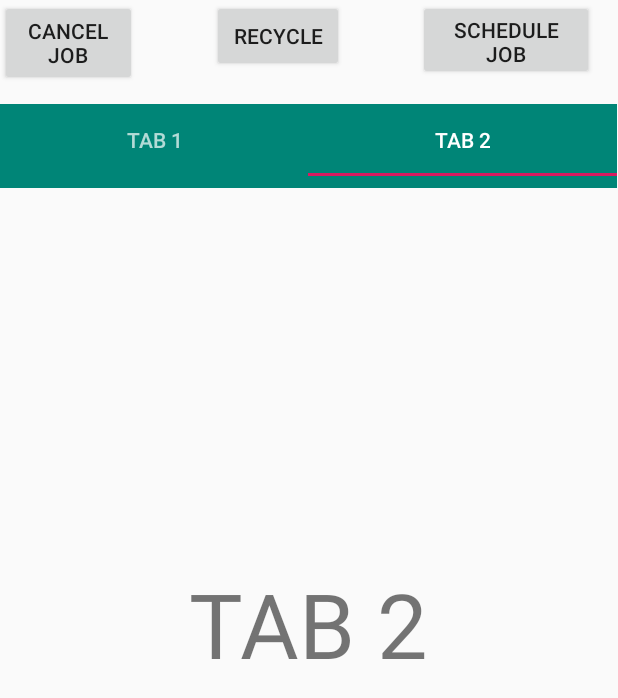
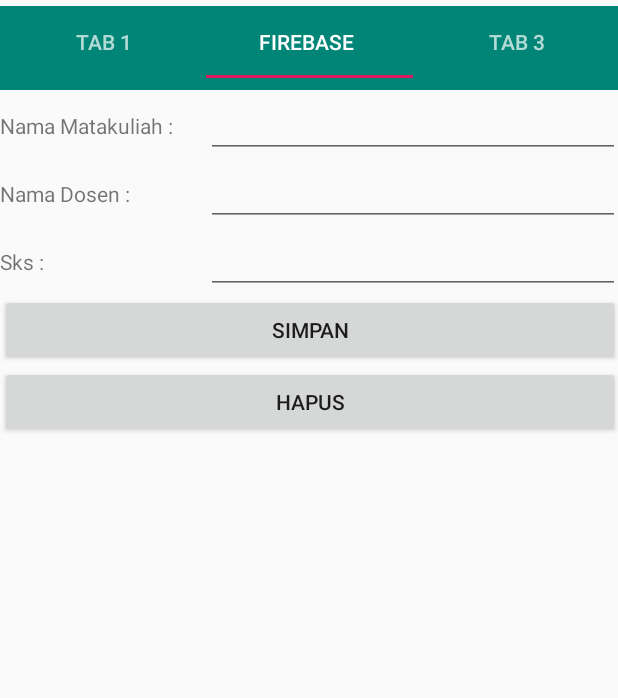
Before and after one commit to wayanedi/progandro, an Android app: the Tab1 screen opened directly, with no data from a screen before it, tab 2 chosen, on a phone screen of 412 x 824 dp. Shown: the top 698 px of the screen. Run offline under Robolectric (Android 15) with nearby library versions, the phone set to English and light mode, and no system bars; our stand-ins replace Firebase (no records; nobody signed in at launch, a user with empty details on screens opened directly).

Commit message:
add firebase input, and read data

```diff
--- a/app/build.gradle
+++ b/app/build.gradle
@@ -1,4 +1,5 @@
 apply plugin: 'com.android.application'
+apply plugin: 'com.google.gms.google-services'
 
 android {
     compileSdkVersion 28
@@ -30,7 +31,9 @@ dependencies {
     implementation 'com.android.support:design:26.0.+'
 
 
+    implementation 'com.google.firebase:firebase-database:16.0.4'
     testImplementation 'junit:junit:4.12'
     androidTestImplementation 'androidx.test:runner:1.1.1'
     androidTestImplementation 'androidx.test.espresso:espresso-core:3.1.1'
+    implementation 'com.google.firebase:firebase-firestore:21.2.1'
 }
--- /dev/null
+++ b/app/src/main/java/com/example/test/AddMahasiswa.java
@@ -0,0 +1,19 @@
+package com.example.test;
+
+import android.os.Bundle;
+import android.view.LayoutInflater;
+import android.view.View;
+import android.view.ViewGroup;
+
+import androidx.annotation.NonNull;
+import androidx.annotation.Nullable;
+import androidx.fragment.app.Fragment;
+
+public class AddMahasiswa extends Fragment {
+
+    @Nullable
+    @Override
+    public View onCreateView(@NonNull LayoutInflater inflater, @Nullable ViewGroup container, @Nullable Bundle savedInstanceState) {
+        return inflater.inflate(R.layout.fragment_add_matakuliah, container, false);
+    }
+}
--- a/app/src/main/java/com/example/test/PageAdapter.java
+++ b/app/src/main/java/com/example/test/PageAdapter.java
@@ -32,6 +32,11 @@ public class PageAdapter extends FragmentPagerAdapter {
                 return tab2;
             }
 
+            case 2:{
+                Tab3 tab3 = new Tab3();
+                return tab3;
+            }
+
             default:
             {
                 return null;
@@ -46,8 +51,14 @@ public class PageAdapter extends FragmentPagerAdapter {
 
     @Override
     public CharSequence getPageTitle(int position) {
-        String title = "Tab " + (position+1);
-        return title.subSequence(title.lastIndexOf(".") + 1, title.length());
+
+        if(position==1){
+            String title = "FIREBASE ";
+            return title.subSequence(title.lastIndexOf(".") + 1, title.length());
+        }else {
+            String title = "tab " + (position + 1);
+            return title.subSequence(title.lastIndexOf(".") + 1, title.length());
+        }
     }
 
 }
--- a/app/src/main/java/com/example/test/Tab2.java
+++ b/app/src/main/java/com/example/test/Tab2.java
@@ -2,15 +2,29 @@ package com.example.test;
 
 import android.net.Uri;
 import android.os.Bundle;
+import android.util.Log;
 import android.view.LayoutInflater;
 import android.view.View;
 import android.view.ViewGroup;
+import android.widget.Button;
+import android.widget.EditText;
+import android.widget.Toast;
 
 import androidx.annotation.NonNull;
 import androidx.annotation.Nullable;
 import androidx.fragment.app.Fragment;
 
+import com.google.android.gms.tasks.OnFailureListener;
+import com.google.android.gms.tasks.OnSuccessListener;
+import com.google.firebase.firestore.FirebaseFirestore;
+
 public class Tab2 extends Fragment {
+
+
+
+
+
+//    private Button simpan;
 
     public Tab2(){
 
@@ -19,6 +33,7 @@ public class Tab2 extends Fragment {
     @Override
     public void onCreate(@Nullable Bundle savedInstanceState) {
         super.onCreate(savedInstanceState);
+        prepare();
     }
 
     //private OnFragmentInteractionListener mListener;
@@ -26,8 +41,32 @@ public class Tab2 extends Fragment {
     @Nullable
     @Override
     public View onCreateView(@NonNull LayoutInflater inflater, @Nullable ViewGroup container, @Nullable Bundle savedInstanceState) {
-        return inflater.inflate(R.layout.fragment_tab2, container, false);
+        View view =  inflater.inflate(R.layout.fragment_tab2, container, false);
+//        namaDosen = view.findViewById(R.id.namaDosen);
+//        namaMatakuliah = view.findViewById(R.id.namaMataKuliah);
+//        sks = view.findViewById(R.id.sks);
+//
+//        simpan = view.findViewById(R.id.simpanButton);
+//        firebaseFirestoreDb = FirebaseFirestore.getInstance();
+//
+//        simpan.setOnClickListener(new View.OnClickListener() {
+//            @Override
+//            public void onClick(View view) {
+//                tambahMahasiswa();
+//            }
+//        });
+
+        return view;
     }
+
+
+
+    private void prepare(){
+
+        this.getChildFragmentManager().beginTransaction().add(R.id.list, new AddMahasiswa()).commit();
+    }
+
+
 
     public interface OnFragmentInteractionListener {
         // TODO: Update argument type and name
--- /dev/null
+++ b/app/src/main/java/com/example/test/Tab3.java
@@ -0,0 +1,44 @@
+package com.example.test;
+
+import android.content.Intent;
+import android.os.Bundle;
+import android.view.LayoutInflater;
+import android.view.View;
+import android.view.ViewGroup;
+import android.widget.Button;
+import android.widget.TextView;
+
+import androidx.annotation.NonNull;
+import androidx.annotation.Nullable;
+import androidx.fragment.app.Fragment;
+import androidx.fragment.app.FragmentActivity;
+import androidx.recyclerview.widget.LinearLayoutManager;
+import androidx.recyclerview.widget.RecyclerView;
+
+import java.util.ArrayList;
+
+public class Tab3 extends Fragment {
+
+
+
+
+    public Tab3(){
+
+    }
+
+    @Override
+    public void onCreate(@Nullable Bundle savedInstanceState) {
+        super.onCreate(savedInstanceState);
+    }
+
+    @Nullable
+    @Override
+    public View onCreateView(@NonNull LayoutInflater inflater, @Nullable ViewGroup container, @Nullable Bundle savedInstanceState) {
+        View view =  inflater.inflate(R.layout.fragment_tab3, container, false);
+
+
+        return view;
+    }
+
+
+}
--- a/app/src/main/res/layout/activity_user.xml
+++ b/app/src/main/res/layout/activity_user.xml
@@ -7,43 +7,13 @@
     tools:context=".user">
 
 
-    <Button
-        android:id="@+id/scedule"
-        android:layout_width="117dp"
-        android:layout_height="53dp"
-        android:layout_marginEnd="16dp"
-        android:onClick="scheduleJob"
-        android:text="Schedule Job"
-        app:layout_constraintEnd_toEndOf="parent"
-        tools:ignore="MissingConstraints"
-        tools:layout_editor_absoluteY="7dp" />
-
-    <Button
-        android:id="@+id/button2"
-        android:layout_width="91dp"
-        android:layout_height="57dp"
-        android:onClick="cancelJob"
-        android:text="Cancel Job"
-        app:layout_constraintStart_toStartOf="parent"
-        tools:ignore="MissingConstraints"
-        tools:layout_editor_absoluteY="1dp" />
-
-    <Button
-        android:id="@+id/recycle"
-        android:layout_width="wrap_content"
-        android:layout_height="wrap_content"
-        android:text="Recycle"
-        app:layout_constraintEnd_toStartOf="@+id/scedule"
-        app:layout_constraintStart_toEndOf="@+id/button2"
-        tools:layout_editor_absoluteY="3dp"
-        tools:ignore="MissingConstraints" />
-
     <androidx.viewpager.widget.ViewPager
         android:id="@+id/pager"
-        android:layout_width="411dp"
-        android:layout_height="636dp"
-        android:layout_marginTop="16dp"
-        app:layout_constraintTop_toBottomOf="@+id/scedule"
+        android:layout_width="413dp"
+        android:layout_height="728dp"
+        app:layout_constraintBottom_toBottomOf="parent"
+        app:layout_constraintTop_toTopOf="parent"
+        app:layout_constraintVertical_bias="0.042"
         tools:ignore="MissingConstraints,NotSibling"
         tools:layout_editor_absoluteX="0dp">
 
@@ -60,8 +30,6 @@
     </androidx.viewpager.widget.ViewPager>
 
 
-
-
     <!--    <Button-->
 <!--        android:id="@+id/btn_about"-->
 <!--        android:layout_width="160dp"-->
--- /dev/null
+++ b/app/src/main/res/layout/fragment_add_matakuliah.xml
@@ -0,0 +1,64 @@
+<?xml version="1.0" encoding="utf-8"?>
+<LinearLayout xmlns:android="http://schemas.android.com/apk/res/android"
+    android:layout_width="match_parent"
+    android:layout_height="match_parent"
+    android:orientation="vertical">
+
+    <LinearLayout
+        android:layout_width="match_parent"
+        android:layout_height="wrap_content">
+        <TextView
+            android:text="Nama Matakuliah : "
+            android:layout_weight="0.5"
+            android:layout_width="0dp"
+            android:layout_height="wrap_content"/>
+        <EditText
+            android:id="@+id/namaMataKuliah"
+            android:layout_weight="1"
+            android:layout_width="0dp"
+            android:layout_height="wrap_content"/>
+    </LinearLayout>
+    <LinearLayout
+        android:layout_width="match_parent"
+        android:layout_height="wrap_content">
+        <TextView
+            android:text="Nama Dosen : "
+            android:layout_weight="0.5"
+            android:layout_width="0dp"
+            android:layout_height="wrap_content"/>
+        <EditText
+            android:id="@+id/namaDosen"
+            android:layout_weight="1"
+            android:layout_width="0dp"
+            android:layout_height="wrap_content"/>
+    </LinearLayout>
+    <LinearLayout
+        android:layout_width="match_parent"
+        android:layout_height="wrap_content">
+        <TextView
+            android:text="Sks : "
+            android:layout_weight="0.5"
+            android:layout_width="0dp"
+            android:layout_height="wrap_content"/>
+        <EditText
+            android:id="@+id/sks"
+            android:layout_weight="1"
+            android:layout_width="0dp"
+            android:layout_height="wrap_content"/>
+    </LinearLayout>
+    <Button
+        android:id="@+id/simpanButton"
+        android:text="Simpan"
+        android:onClick="tambahMahasiswa"
+        android:layout_width="match_parent"
+        android:layout_height="wrap_content"/>
+    <Button
+        android:id="@+id/hapusButton"
+        android:text="Hapus"
+
+        android:layout_width="match_parent"
+        android:layout_height="wrap_content"/>
+
+
+
+</LinearLayout>
--- a/app/src/main/res/layout/fragment_tab2.xml
+++ b/app/src/main/res/layout/fragment_tab2.xml
@@ -1,20 +1,21 @@
 <?xml version="1.0" encoding="utf-8"?>
-<androidx.constraintlayout.widget.ConstraintLayout xmlns:android="http://schemas.android.com/apk/res/android"
-    xmlns:app="http://schemas.android.com/apk/res-auto"
-    xmlns:tools="http://schemas.android.com/tools"
+<LinearLayout xmlns:android="http://schemas.android.com/apk/res/android"
     android:layout_width="match_parent"
     android:layout_height="match_parent"
-    android:layout_gravity="center">
+    android:orientation="vertical">
 
-    <TextView
-        android:id="@+id/textView3"
-        android:layout_width="wrap_content"
-        android:layout_height="wrap_content"
+    <FrameLayout
+        android:id="@+id/list"
+        android:layout_width="match_parent"
+        android:layout_height="0dp"
+        android:layout_weight="1" >
+    </FrameLayout>
+
+    <androidx.recyclerview.widget.RecyclerView
+        android:id="@+id/recycle_view_mahasiswa"
+        android:layout_width="match_parent"
+        android:layout_height="0dp"
         android:layout_weight="1"
-        android:text="TAB 2"
-        android:textSize="60dp"
-        app:layout_constraintBottom_toBottomOf="parent"
-        app:layout_constraintEnd_toEndOf="parent"
-        app:layout_constraintStart_toStartOf="parent"
-        app:layout_constraintTop_toTopOf="parent" />
-</androidx.constraintlayout.widget.ConstraintLayout>
+        />
+
+</LinearLayout>
--- a/build.gradle
+++ b/build.gradle
@@ -7,7 +7,8 @@ buildscript {
 
     }
     dependencies {
-        classpath 'com.android.tools.build:gradle:3.5.0'
+        classpath 'com.android.tools.build:gradle:3.5.1'
+        classpath 'com.google.gms:google-services:4.2.0'
 
         // NOTE: Do not place your application dependencies here; they belong
         // in the individual module build.gradle files
```
Also changed, not shown: app/src/main/java/com/example/test/Mahasiswa.java (added, +33 -0 lines), app/src/main/java/com/example/test/MainActivity.java (+27 -4 lines), app/src/main/java/com/example/test/Matakuliah.java (added, +36 -0 lines), app/src/main/java/com/example/test/RecyclerViewMatakuliahAdapter.java (added, +74 -0 lines), app/src/main/java/com/example/test/Tab1.java (+10 -1 lines), app/src/main/java/com/example/test/user.java (+128 -20 lines), app/src/main/res/layout/fragment_tab1.xml (+12 -3 lines), app/src/main/res/layout/fragment_tab3.xml (added, +43 -0 lines), app/src/main/res/layout/view_rv_item_matakuliah.xml (added, +34 -0 lines), 1 other file.
